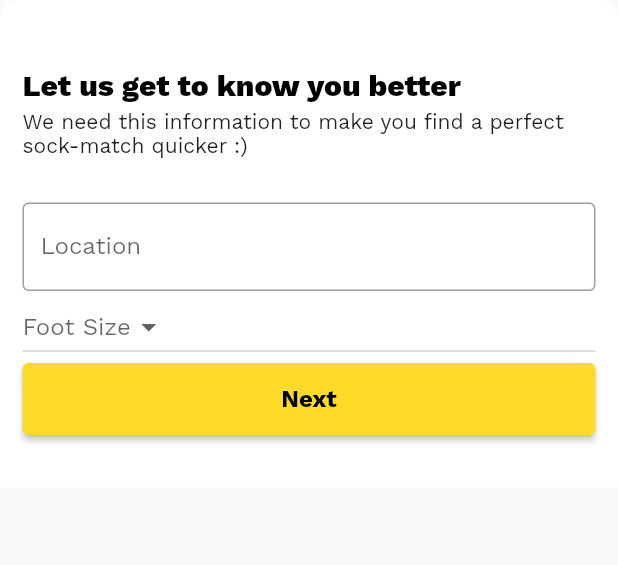
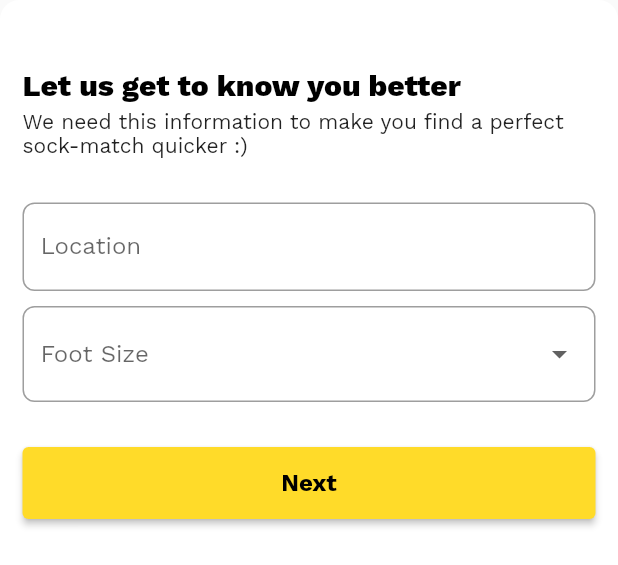
Before and after one commit to ANDREYDEN/nosock, a Flutter app: the GetToKnowPopup widget shown alone on an empty page, opened directly, on a phone screen of 412 x 824 dp. Shown: the top 565 px of the screen. Run offline on Flutter 3.47's test engine with Material 2 defaults, Android fonts, the phone set to English and light mode, and no system bars; our stand-ins replace cloud_firestore, firebase_auth, firebase_core, flutter_svg, google_sign_in; accounts and stored records are empty.

Commit message:
Style get to know popup and create custom border radius component

```diff
--- a/lib/get_to_know_popup.dart
+++ b/lib/get_to_know_popup.dart
@@ -1,4 +1,5 @@
 import 'package:flutter/material.dart';
+import 'package:nosok/theme.dart';
 
 class GetToKnowPopup extends StatefulWidget {
   const GetToKnowPopup({Key? key}) : super(key: key);
@@ -41,13 +42,15 @@ class _GetToKnowPopupState extends State<GetToKnowPopup> {
             TextField(
               obscureText: true,
               decoration: InputDecoration(
-                border: OutlineInputBorder(),
+                border: inputBorder,
                 labelText: 'Location',
               ),
             ),
-            DropdownButton<String>(
+            SizedBox(height: 10),
+            DropdownButtonFormField(
               hint: Text('Foot Size'),
               value: selectedSockSize,
+              decoration: InputDecoration(border: inputBorder),
               items: sockSizes.map<DropdownMenuItem<String>>((String value) {
                 return DropdownMenuItem<String>(
                   value: value,
@@ -60,6 +63,7 @@ class _GetToKnowPopupState extends State<GetToKnowPopup> {
                 });
               },
             ),
+            SizedBox(height: 30),
             ElevatedButton(
               child: const Text('Next'),
               onPressed: () {},
--- a/lib/sign_in.dart
+++ b/lib/sign_in.dart
@@ -1,6 +1,7 @@
 import 'package:flutter/foundation.dart';
 import 'package:flutter/material.dart';
 import 'package:flutter_svg/flutter_svg.dart';
+import 'package:nosok/get_to_know_popup.dart';
 import 'package:nosok/sign_popup.dart';
 import 'package:nosok/theme.dart';
 
@@ -56,7 +57,8 @@ class SignIn extends StatelessWidget {
                 isScrollControlled: true,
                 backgroundColor: Colors.transparent,
                 builder: (BuildContext context) {
-                  return SignPopup(Method.SignUp);
+                  // return SignPopup(Method.SignUp);
+                  return GetToKnowPopup();
                 },
               );
             }),
--- a/lib/sign_popup.dart
+++ b/lib/sign_popup.dart
@@ -58,7 +58,7 @@ class _SignPopupState extends State<SignPopup> {
                     TextFormField(
                       key: _fullNameKey,
                       decoration: InputDecoration(
-                        border: OutlineInputBorder(),
+                        border: inputBorder,
                         labelText: 'Full Name',
                       ),
                       validator: (String? value) {
@@ -74,7 +74,7 @@ class _SignPopupState extends State<SignPopup> {
               TextFormField(
                 key: _emailKey,
                 decoration: InputDecoration(
-                  border: OutlineInputBorder(),
+                  border: inputBorder,
                   labelText: 'Email Address',
                 ),
                 validator: (String? value) {
@@ -90,7 +90,7 @@ class _SignPopupState extends State<SignPopup> {
                 key: _passwordKey,
                 obscureText: true,
                 decoration: InputDecoration(
-                  border: OutlineInputBorder(),
+                  border: inputBorder,
                   labelText: 'Password',
                 ),
                 validator: (String? value) {
--- a/lib/theme.dart
+++ b/lib/theme.dart
@@ -70,6 +70,11 @@ final TextStyle appBarTextStyle = TextStyle(
   fontSize: 22,
 );
 
+final OutlineInputBorder inputBorder = OutlineInputBorder(
+    borderRadius: BorderRadius.all(
+  Radius.circular(8),
+));
+
 MaterialColor createMaterialColor(Color color) {
   List strengths = <double>[.05];
   final swatch = <int, Color>{};
```
